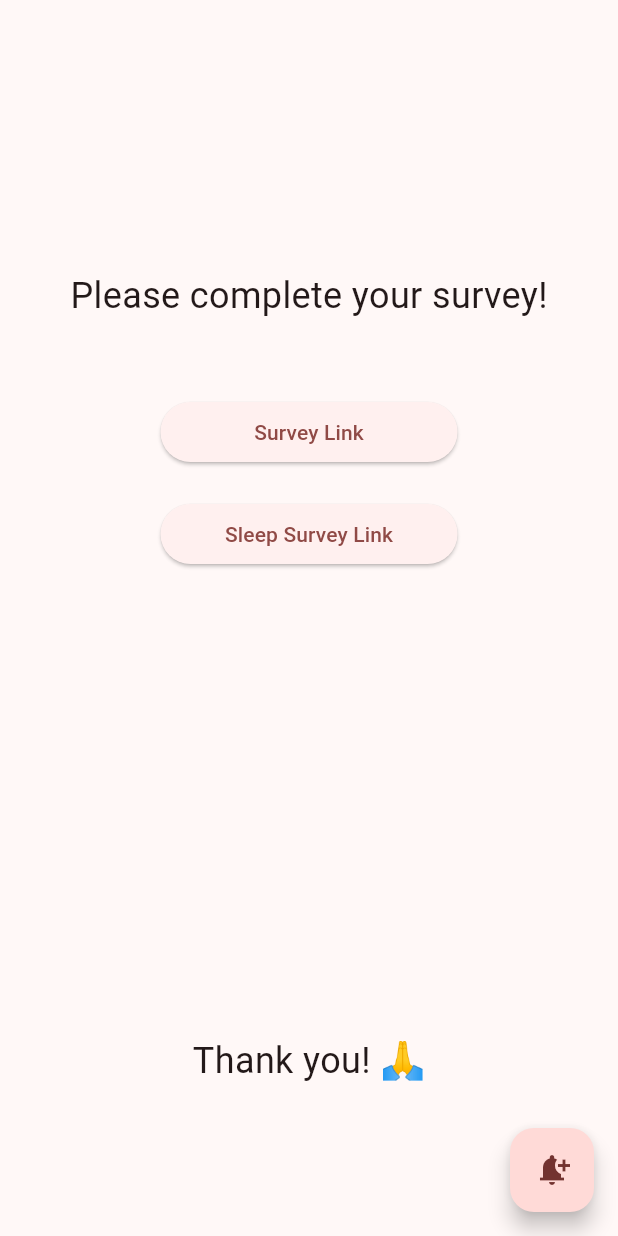
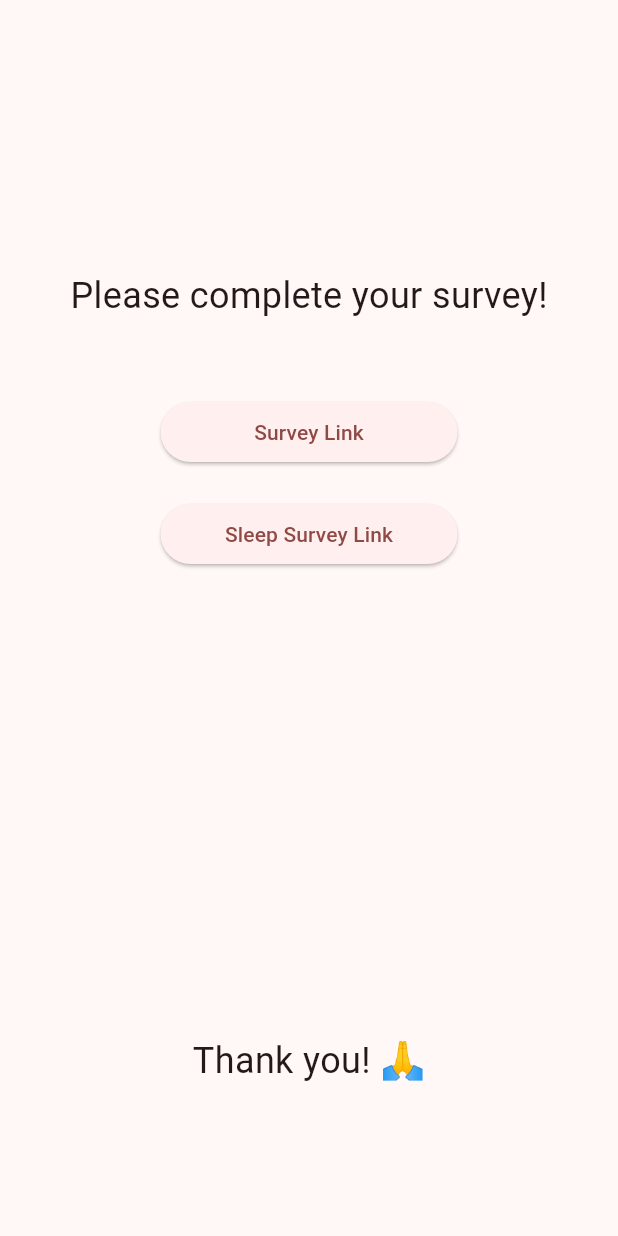
Before and after one commit to wearablebiosensing/tech4Kidney, a Flutter app: the screen it shows after launch, after a tap on "Start", on a phone screen of 412 x 824 dp. Run offline on Flutter 3.47's test engine with Material 3 defaults, Android fonts, the phone set to English and light mode, and no system bars; our stand-ins replace awesome_notifications, timezone.

Commit message:
Adding scheduled notifications functionality

```diff
--- a/flutter_local_notifications_tutorial/lib/main.dart
+++ b/flutter_local_notifications_tutorial/lib/main.dart
@@ -2,27 +2,55 @@ import 'package:awesome_notifications/awesome_notifications.dart';
 import 'package:flutter/material.dart';
 import 'package:flutter_local_notifications_tutorial/notification_controller.dart';
 import 'package:url_launcher/url_launcher.dart';
+import 'package:timezone/data/latest.dart' as tz;
+import 'package:timezone/timezone.dart' as tz;
 
 void main() async {
-  await AwesomeNotifications().initialize(null, [
-    NotificationChannel(
-      channelGroupKey: "basic_channel_group",
-      channelKey: "basic_channel",
-      channelName: "Basic Notification",
-      channelDescription: "Basic notifications channel",
-    )
-  ], channelGroups: [
-    NotificationChannelGroup(
-      channelGroupKey: "basic_channel_group",
-      channelGroupName: "Basic Group",
-    )
-  ]);
+  WidgetsFlutterBinding.ensureInitialized();
+
   bool isAllowedToSendNotification =
-      await AwesomeNotifications().isNotificationAllowed();
+    await AwesomeNotifications().isNotificationAllowed();
   if (!isAllowedToSendNotification) {
     AwesomeNotifications().requestPermissionToSendNotifications();
   }
+
+  await AwesomeNotifications().initialize(
+    'resource://drawable/res_app_icon',
+    [
+      NotificationChannel(
+        channelKey: 'daily_notification_channel',
+        channelName: 'Daily Survey Notifications',
+        channelDescription: 'Notification channel for daily survey reminders',
+        defaultColor: const Color(0xFF9D50DD),
+        ledColor: Colors.white,
+        importance: NotificationImportance.High,
+      ),
+    ],
+  );
+
+  tz.initializeTimeZones();
+  tz.setLocalLocation(tz.getLocation('America/New_York'));
   runApp(const MyApp());
+}
+
+void scheduleDailyNotification() {
+  AwesomeNotifications().createNotification(
+    content: NotificationContent(
+      id: 0,
+      channelKey: 'daily_notification_channel',
+      title: 'KidneyCareWear',
+      body: 'Please take your daily survey!',
+      notificationLayout: NotificationLayout.Default,
+    ),
+    schedule: NotificationCalendar(
+      hour: 9,
+      minute: 0,
+      second: 0,
+      millisecond: 0,
+      repeats: true,
+      timeZone: tz.local.name, // Ensure this matches the user's timezone
+    ),
+  );
 }
 
 class WelcomePage extends StatelessWidget {
@@ -127,20 +155,6 @@ class SurveyPage extends StatelessWidget {
           ],
         ),
       ),
-      floatingActionButton: FloatingActionButton(
-        onPressed: () {
-          AwesomeNotifications().createNotification(
-            content: NotificationContent(
-                id: 1,
-                channelKey: "basic_channel",
-                title: "Welcome to Sleep Survey App",
-                body: "Please fill out the following survey"),
-          );
-        },
-        child: const Icon(
-          Icons.notification_add,
-        ),
-      ),
     );
   }
 
--- a/flutter_local_notifications_tutorial/pubspec.yaml
+++ b/flutter_local_notifications_tutorial/pubspec.yaml
@@ -30,6 +30,7 @@ environment:
 dependencies:
   flutter:
     sdk: flutter
+  timezone: ^0.9.0
 
 
   # The following adds the Cupertino Icons font to your application.
```
Also changed, not shown: flutter_local_notifications_tutorial/pubspec.lock.
